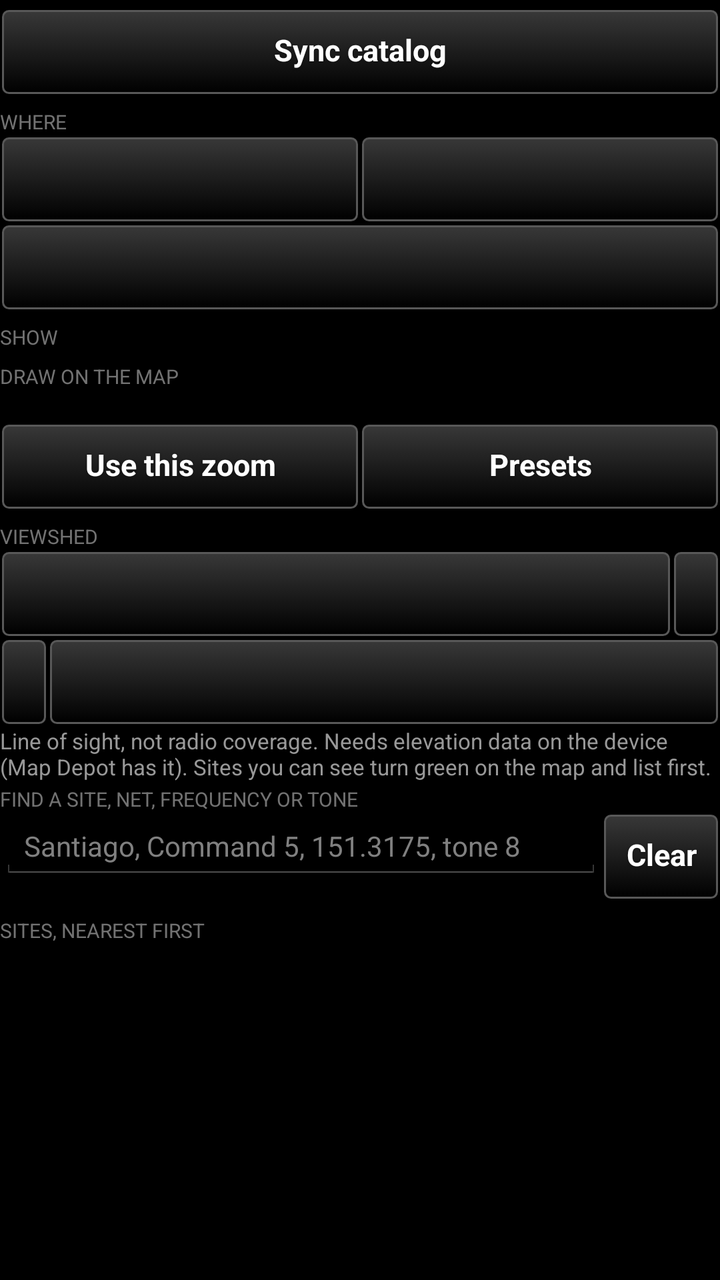
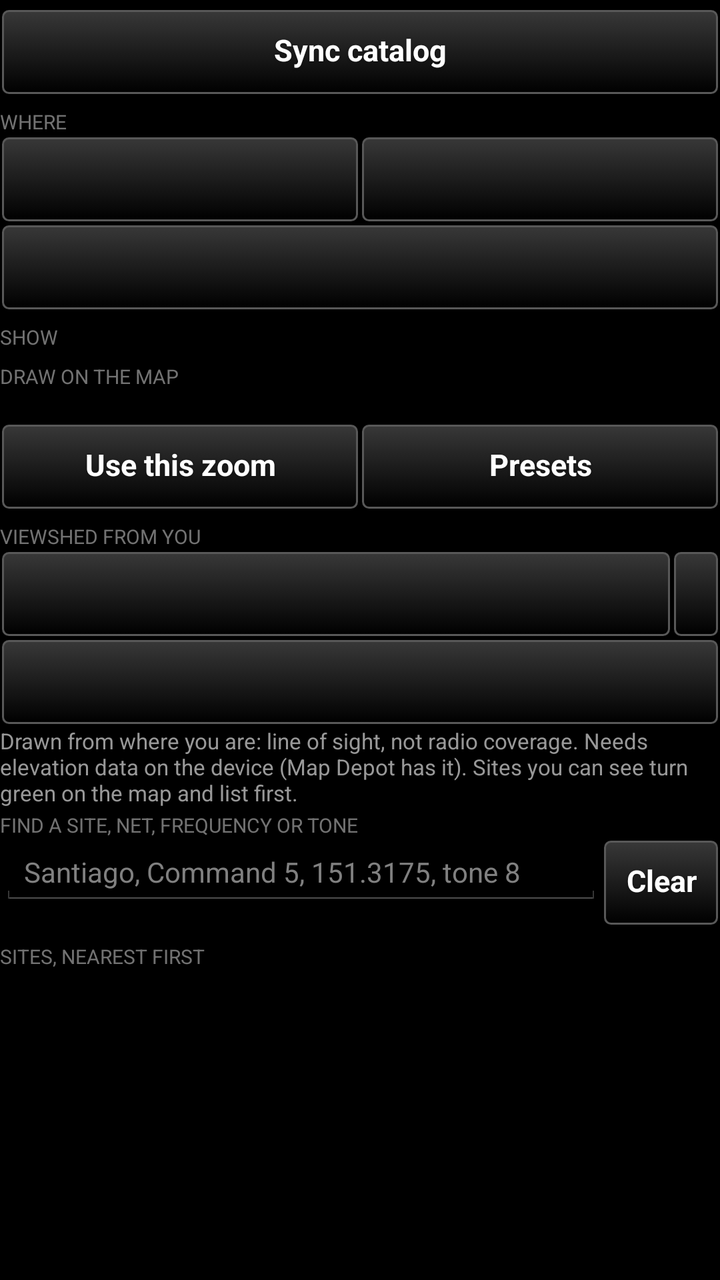

Two renders of the same Android screen: before a commit and after it. Below are the layout's source before the change and the commit's diff.
<!-- AndroidManifest.xml: application theme AppTheme -->
<!-- res/layout/controls_header.xml -->
<?xml version="1.0" encoding="utf-8"?>
<LinearLayout xmlns:android="http://schemas.android.com/apk/res/android"
    android:layout_width="match_parent"
    android:layout_height="wrap_content"
    android:orientation="vertical">

    
    <Button
        style="@style/TakwerxButton"
        android:id="@+id/sync"
        android:layout_width="match_parent"
        android:layout_height="wrap_content"
        android:layout_marginTop="4dp"
        android:text="@string/resync" />

    <TextView
        android:layout_width="match_parent"
        android:layout_height="wrap_content"
        android:text="Where"
        android:textSize="10sp"
        android:textAllCaps="true"
        android:paddingTop="6dp"
        android:alpha="0.6" />

    <LinearLayout
        android:layout_width="match_parent"
        android:layout_height="wrap_content"
        android:orientation="horizontal">

        <Button
            style="@style/TakwerxButton"
            android:id="@+id/state"
            android:layout_width="0dp"
            android:layout_weight="1"
            android:layout_height="wrap_content" />

        
        <Button
            style="@style/TakwerxButton"
            android:id="@+id/from"
            android:layout_width="0dp"
            android:layout_weight="1"
            android:layout_height="wrap_content" />
    </LinearLayout>

    <Button
        style="@style/TakwerxButton"
        android:id="@+id/radius"
        android:layout_width="match_parent"
        android:layout_height="wrap_content" />

    <TextView
        android:layout_width="match_parent"
        android:layout_height="wrap_content"
        android:text="Show"
        android:textSize="10sp"
        android:textAllCaps="true"
        android:paddingTop="6dp"
        android:alpha="0.6" />

    
    <LinearLayout
        android:id="@+id/agencies"
        android:layout_width="match_parent"
        android:layout_height="wrap_content"
        android:orientation="vertical" />

    <TextView
        android:layout_width="match_parent"
        android:layout_height="wrap_content"
        android:text="Draw on the map"
        android:textSize="10sp"
        android:textAllCaps="true"
        android:paddingTop="6dp"
        android:alpha="0.6" />

    <TextView
        android:id="@+id/zoom_label"
        android:layout_width="match_parent"
        android:layout_height="wrap_content"
        android:textSize="12sp" />

    <LinearLayout
        android:layout_width="match_parent"
        android:layout_height="wrap_content"
        android:orientation="horizontal">

        <Button
            style="@style/TakwerxButton"
            android:id="@+id/zoom_set"
            android:layout_width="0dp"
            android:layout_weight="1"
            android:layout_height="wrap_content"
            android:text="Use this zoom" />

        <Button
            style="@style/TakwerxButton"
            android:id="@+id/zoom_preset"
            android:layout_width="0dp"
            android:layout_weight="1"
            android:layout_height="wrap_content"
            android:text="Presets" />
    </LinearLayout>

    <TextView
        android:layout_width="match_parent"
        android:layout_height="wrap_content"
        android:text="Viewshed"
        android:textSize="10sp"
        android:textAllCaps="true"
        android:paddingTop="6dp"
        android:alpha="0.6" />

    <LinearLayout
        android:layout_width="match_parent"
        android:layout_height="wrap_content"
        android:orientation="horizontal">

        
        <Button
            style="@style/TakwerxButton"
            android:id="@+id/me_viewshed"
            android:layout_width="0dp"
            android:layout_weight="1"
            android:layout_height="wrap_content" />

        <Button
            style="@style/TakwerxButton"
            android:id="@+id/viewshed_range"
            android:layout_width="wrap_content"
            android:layout_height="wrap_content" />
    </LinearLayout>

    <LinearLayout
        android:layout_width="match_parent"
        android:layout_height="wrap_content"
        android:orientation="horizontal">

        
        <Button
            style="@style/TakwerxButton"
            android:id="@+id/me_height"
            android:layout_width="wrap_content"
            android:layout_height="wrap_content" />

        
        <Button
            style="@style/TakwerxButton"
            android:id="@+id/viewsheds_off"
            android:layout_width="0dp"
            android:layout_weight="1"
            android:layout_height="wrap_content" />
    </LinearLayout>

    <TextView
        android:id="@+id/viewshed_note"
        android:layout_width="match_parent"
        android:layout_height="wrap_content"
        android:text="@string/viewshed_note"
        android:textSize="11sp"
        android:alpha="0.8" />

    <TextView
        android:layout_width="match_parent"
        android:layout_height="wrap_content"
        android:text="Find a site, net, frequency or tone"
        android:textSize="10sp"
        android:textAllCaps="true"
        android:paddingTop="2dp"
        android:alpha="0.6" />

    
    <LinearLayout
        android:layout_width="match_parent"
        android:layout_height="wrap_content"
        android:orientation="horizontal"
        android:baselineAligned="false">

        <EditText
            android:id="@+id/search"
            android:layout_width="0dp"
            android:layout_weight="1"
            android:layout_height="wrap_content"
            android:hint="@string/search_hint"
            android:inputType="text"
            android:maxLines="1"
            android:textSize="14sp" />

        <Button
            style="@style/TakwerxButton"
            android:id="@+id/search_clear"
            android:layout_width="wrap_content"
            android:layout_height="wrap_content"
            android:layout_gravity="center_vertical"
            android:text="@string/clear" />
    </LinearLayout>

    <TextView
        android:layout_width="match_parent"
        android:layout_height="wrap_content"
        android:text="Sites, nearest first"
        android:textSize="10sp"
        android:textAllCaps="true"
        android:paddingTop="8dp"
        android:alpha="0.6" />

</LinearLayout>
<!-- resources referenced by this layout -->
<resources>
  <string name="clear">Clear</string>
  <string name="resync">Sync catalog</string>
  <string name="search_hint">Santiago, Command 5, 151.3175, tone 8</string>
  <string name="viewshed_note">Line of sight, not radio coverage. Needs elevation data on the device (Map Depot has it). Sites you can see turn green on the map and list first.</string>
  <style name="TakwerxButton" parent="@style/darkButton">
          <item name="android:paddingLeft">12dp</item>
          <item name="android:paddingRight">12dp</item>
          <item name="android:paddingTop">6dp</item>
          <item name="android:paddingBottom">8dp</item>
          <item name="android:minHeight">44dp</item>
          <item name="android:minWidth">0dp</item>
          <item name="android:textSize">15sp</item>
          <item name="android:singleLine">true</item>
          <item name="android:ellipsize">end</item>
      </style>
  <style name="AppTheme" parent="@android:style/Theme.Holo">
          <item name="android:buttonStyle">@android:style/Widget.Button</item>
          <item name="android:imageButtonStyle">@android:style/Widget.Button</item>
          <item name="android:buttonStyleToggle">@android:style/Widget.Button</item>
          <item name="android:spinnerStyle">@style/ATAKSpinner</item>
          <item name="android:spinnerItemStyle">@style/ATAKSpinnerItem</item>
          <item name="android:editTextStyle">@style/ATAKEditText</item>
      </style>
  <style name="darkButton" parent="@android:style/Widget.Button">
          <item name="android:background">@drawable/btn_gray</item>
          <item name="android:shadowColor">@color/darker_gray</item>
          <item name="android:shadowDy">1</item>
          <item name="android:shadowRadius">2</item>
          <item name="android:textColor">@color/white</item>
          <item name="android:textStyle">bold</item>
          <item name="android:paddingTop">0dp</item>
          <item name="android:paddingBottom">3dp</item>
          <item name="android:textSize">@dimen/fontSize</item>
      </style>
  <style name="ATAKSpinner" parent="@android:style/Widget.Spinner">
          <item name="android:spinnerMode">dialog</item>
      </style>
  <style name="ATAKSpinnerItem">
          <item name="android:textColor">@android:color/white</item>
          <item name="android:dropDownVerticalOffset">0dip</item>
          <item name="android:dropDownHorizontalOffset">0dip</item>
          <item name="android:dropDownWidth">wrap_content</item>
          <item name="android:gravity">left|center_vertical</item>
      </style>
  <style name="ATAKEditText" parent="@android:style/Widget.EditText">
          
          
  
          
          <item name="android:imeOptions">flagNoFullscreen</item>
      </style>
  <color name="darker_gray">#121212</color>
  <color name="white">#ffffff</color>
  <dimen name="fontSize">14sp</dimen>
  <!-- drawable new_dark_button_disabled (drawable) -->
  <?xml version="1.0" encoding="utf-8"?>
  <layer-list xmlns:android="http://schemas.android.com/apk/res/android">
      <item android:bottom="1dp" android:right="1dp" android:left="1dp" android:top="1dp">
          <shape android:shape="rectangle">
              <corners android:radius="3dp" />
              <stroke
                  android:width="1dp"
                  android:color="#484848" />
              <solid android:color="#484848" />
          </shape>
      </item>
  </layer-list>
  <!-- drawable new_dark_button_bg (drawable) -->
  <?xml version="1.0" encoding="utf-8"?>
  <layer-list xmlns:android="http://schemas.android.com/apk/res/android">
      <item android:bottom="1dp" android:right="1dp" android:left="1dp" android:top="1dp">
          <shape android:shape="rectangle">
              <corners android:radius="3dp" />
              <stroke
                  android:width="1dp"
                  android:color="#585858" />
              <gradient
                  android:startColor="#000000"
                  android:endColor="#383838"
                  android:angle="90"/>
          </shape>
      </item>
  </layer-list>
  <!-- unchanged entries left out for length: 2 -->
</resources>

<!-- the commit's change to res/layout/controls_header.xml (unified diff, before → after) -->
@@ -105,7 +105,7 @@
     <TextView
         android:layout_width="match_parent"
         android:layout_height="wrap_content"
-        android:text="Viewshed"
+        android:text="Viewshed from you"
         android:textSize="10sp"
         android:textAllCaps="true"
         android:paddingTop="6dp"
@@ -140,13 +140,6 @@
         <Button
             style="@style/TakwerxButton"
             android:id="@+id/me_height"
-            android:layout_width="wrap_content"
-            android:layout_height="wrap_content" />
-
-        
-        <Button
-            style="@style/TakwerxButton"
-            android:id="@+id/viewsheds_off"
             android:layout_width="0dp"
             android:layout_weight="1"
             android:layout_height="wrap_content" />
<!-- resource entries referenced after the edit -->
@@ -3,7 +3,7 @@
   <string name="clear">Clear</string>
   <string name="resync">Sync catalog</string>
   <string name="search_hint">Santiago, Command 5, 151.3175, tone 8</string>
-  <string name="viewshed_note">Line of sight, not radio coverage. Needs elevation data on the device (Map Depot has it). Sites you can see turn green on the map and list first.</string>
+  <string name="viewshed_note">Drawn from where you are: line of sight, not radio coverage. Needs elevation data on the device (Map Depot has it). Sites you can see turn green on the map and list first.</string>
   <style name="TakwerxButton" parent="@style/darkButton">
           <item name="android:paddingLeft">12dp</item>
           <item name="android:paddingRight">12dp</item>
